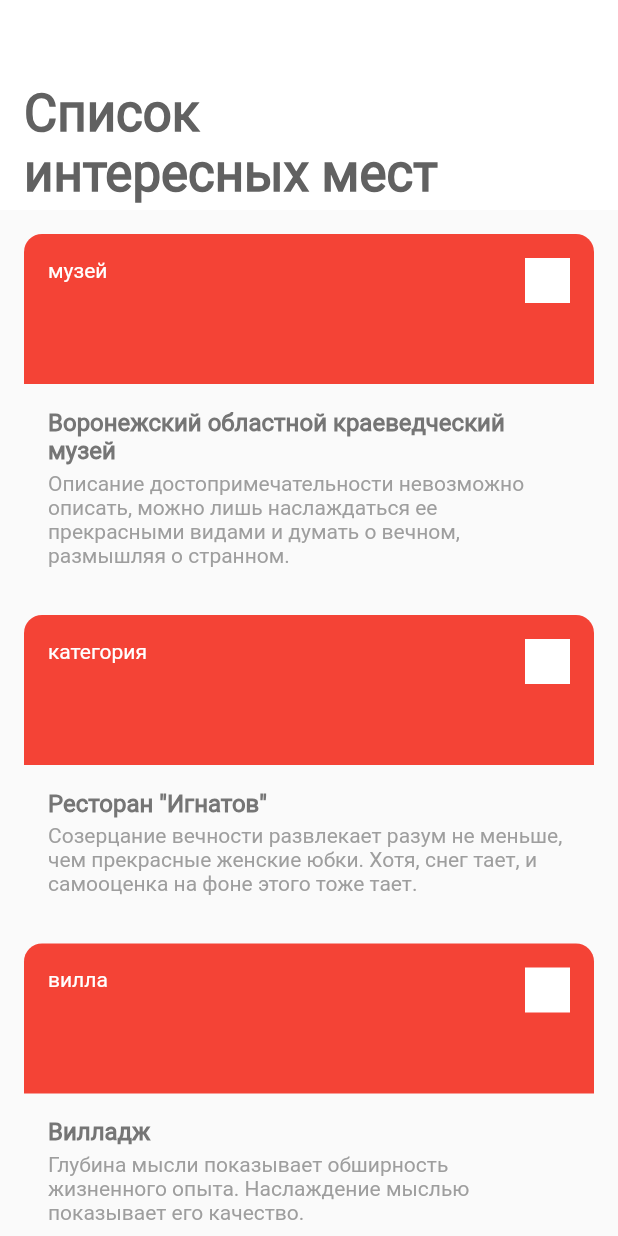
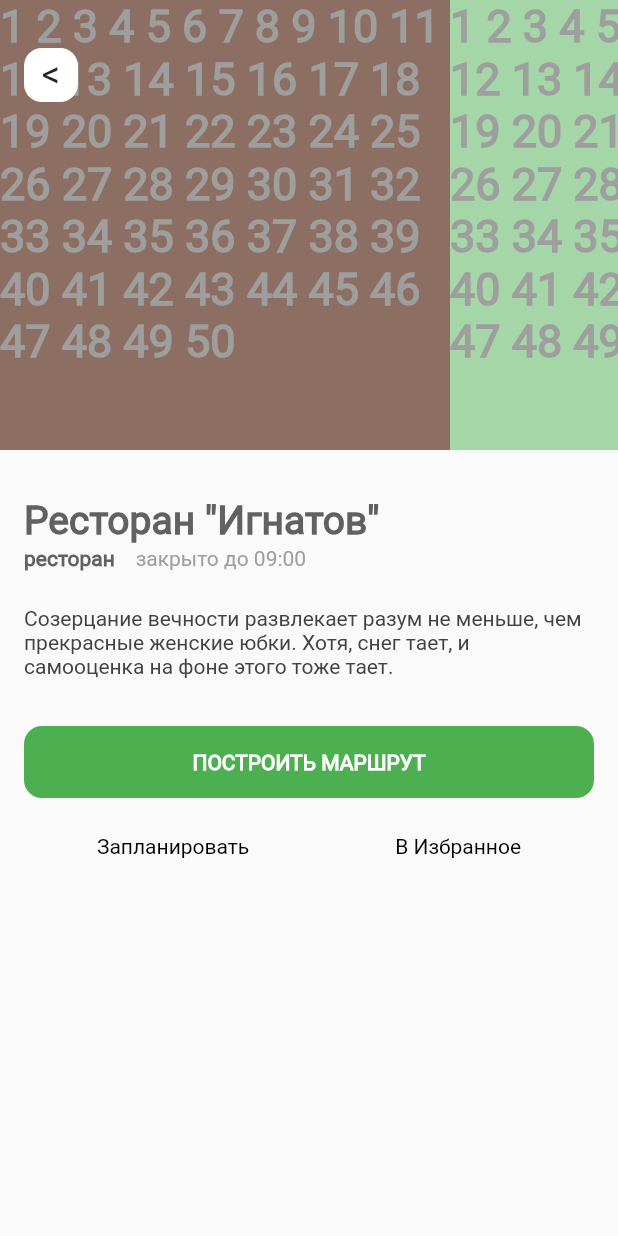
Before and after one commit to aadomin/places, a Flutter app: the screen it shows after launch, on a phone screen of 412 x 824 dp. Run offline on Flutter 3.47's test engine with Material 2 defaults, Android fonts, the phone set to English and light mode, and no system bars.

Commit message:
sight Details screen

```diff
--- a/lib/main.dart
+++ b/lib/main.dart
@@ -1,6 +1,7 @@
 import 'package:flutter/material.dart';
 import 'ui/screen/sight_list_screen.dart';
-
+import 'ui/screen/sight_details_screen.dart';
+import 'mocks.dart';
 
 void main() {
   runApp(MyApp());
@@ -11,7 +12,7 @@ class MyApp extends StatelessWidget {
   Widget build(BuildContext context) {
     return MaterialApp(
       title: 'Hey, Flutter!',
-      home: SightListScreen(),
+      home: SightDetailsScreen(mocks[1]),
     );
   }
 }
--- a/lib/mocks.dart
+++ b/lib/mocks.dart
@@ -17,7 +17,7 @@ final List<Sight> mocks = [
     url: 'kva.com',
     details:
         'Созерцание вечности развлекает разум не меньше, чем прекрасные женские юбки. Хотя, снег тает, и самооценка на фоне этого тоже тает.',
-    type: 'категория',
+    type: 'ресторан',
   ),
   Sight(
     name: 'Вилладж',
--- a/lib/ui/res/text_styles.dart
+++ b/lib/ui/res/text_styles.dart
@@ -2,6 +2,12 @@ import 'package:flutter/material.dart';
 
 var styleH1 = TextStyle(
   fontSize: 34,
+  fontWeight: FontWeight.bold,
+  color: Colors.grey.shade700,
+);
+
+var styleH2 = TextStyle(
+  fontSize: 26,
   fontWeight: FontWeight.bold,
   color: Colors.grey.shade700,
 );
@@ -19,3 +25,39 @@ var styleH6 = TextStyle(
 var styleOfLabel = TextStyle(
   color: Colors.white,
 );
+
+var styleTemporaryText = TextStyle(
+  fontSize: 30,
+  fontWeight: FontWeight.bold,
+  color: Colors.grey.shade500,
+);
+
+var styleButtons = TextStyle(
+  fontSize: 24,
+);
+
+var styleMaterialButtonsW = TextStyle(
+  fontSize:14,
+  fontWeight: FontWeight.bold,
+  color: Colors.white,
+);
+
+var styleMaterialButtonsB = TextStyle(
+  fontSize:14,
+  color: Colors.black,
+);
+
+var styleDetailType = TextStyle(
+  fontSize: 14,
+  color: Colors.grey.shade700,
+  fontWeight: FontWeight.bold,
+);
+
+var styleDetailClosed = TextStyle(
+  fontSize: 14,
+  color: Colors.grey.shade500,
+);
+
+var styleMainText = TextStyle(
+  color: Colors.grey.shade800,
+);
--- /dev/null
+++ b/lib/ui/screen/sight_details_screen.dart
@@ -0,0 +1,169 @@
+import 'package:flutter/material.dart';
+import '../../domain/sight.dart';
+import '../../mocks.dart';
+import '../res/text_styles.dart';
+
+class SightDetailsScreen extends StatelessWidget {
+  final Sight sight;
+
+  SightDetailsScreen(this.sight);
+
+  @override
+  Widget build(BuildContext context) {
+    return Scaffold(
+      body: SafeArea(
+        child: Container(
+          child: Column(children: [
+            Stack(
+              children: [
+                SingleChildScrollView(
+                  scrollDirection: Axis.horizontal,
+                  child: Row(
+                    children: [
+                      Container(
+                        height: 300,
+                        width: 300,
+                        color: Colors.brown.shade400,
+                        child: Text(
+                          "1 2 3 4 5 6 7 8 9 10 11 12 13 14 15 16 17 18 19 20 21 22 23 24 25 26 27 28 29 30 31 32 33 34 35 36 37 38 39 40 41 42 43 44 45 46 47 48 49 50",
+                          style: styleTemporaryText,
+                        ),
+                      ),
+                      Container(
+                        height: 300,
+                        width: 300,
+                        color: Colors.green.shade200,
+                        child: Text(
+                          "1 2 3 4 5 6 7 8 9 10 11 12 13 14 15 16 17 18 19 20 21 22 23 24 25 26 27 28 29 30 31 32 33 34 35 36 37 38 39 40 41 42 43 44 45 46 47 48 49 50",
+                          style: styleTemporaryText,
+                        ),
+                      ),
+                      Container(
+                        height: 300,
+                        width: 300,
+                        color: Colors.blue.shade200,
+                        child: Text(
+                          "1 2 3 4 5 6 7 8 9 10 11 12 13 14 15 16 17 18 19 20 21 22 23 24 25 26 27 28 29 30 31 32 33 34 35 36 37 38 39 40 41 42 43 44 45 46 47 48 49 50",
+                          style: styleTemporaryText,
+                        ),
+                      ),
+                    ],
+                  ),
+                ),
+                Container(
+                  width: 36,
+                  height: 36,
+                  decoration: BoxDecoration(
+                    color: Colors.white,
+                    borderRadius: BorderRadius.all(
+                      Radius.circular(12),
+                    ),
+                  ),
+                  margin: EdgeInsets.only(
+                    top: 32,
+                    left: 16,
+                  ),
+                  child: Center(
+                    child: Text(
+                      '<',
+                      style: styleButtons,
+                    ),
+                  ),
+                ),
+              ],
+            ),
+            Container(
+              alignment: Alignment.topLeft,
+              padding: EdgeInsets.only(
+                top: 32,
+                left: 16,
+                right: 16,
+                bottom: 16,
+              ),
+              child: Column(
+                children: [
+                  Container(
+                    alignment: Alignment.topLeft,
+                    padding: EdgeInsets.only(
+                      bottom: 2,
+                    ),
+                    child: Text(
+                      sight.name,
+                      style: styleH2,
+                    ),
+                  ),
+                  Align(
+                    alignment: Alignment.topLeft,
+                    child: Row(
+                      children: [
+                        Text(
+                          sight.type,
+                          style: styleDetailType,
+                        ),
+                        Text(
+                          '    закрыто до 09:00',
+                          style: styleDetailClosed,
+                        ),
+                      ],
+                    ),
+                  ),
+                  Container(
+                    alignment: Alignment.topLeft,
+                    margin: EdgeInsets.fromLTRB(0, 24, 0, 0),
+                    child: Text(
+                      sight.details,
+                      style: styleMainText,
+                    ),
+                  ),
+                  Container(
+                    padding: EdgeInsets.all(16),
+                    decoration: BoxDecoration(
+                      color: Colors.green,
+                      borderRadius: BorderRadius.all(
+                        Radius.circular(12),
+                      ),
+                    ),
+                    margin: EdgeInsets.only(
+                      top: 32,
+                    ),
+                    child: Center(
+                      child: Text(
+                        'ПОСТРОИТЬ МАРШРУТ',
+                        style: styleMaterialButtonsW,
+                      ),
+                    ),
+                  ),
+                  Container(
+                    margin: EdgeInsets.only(
+                      top: 8,
+                    ),
+                    child: Row(
+                      mainAxisSize: MainAxisSize.max,
+                      mainAxisAlignment: MainAxisAlignment.spaceAround,
+                      children: [
+                        Container(
+                          padding: EdgeInsets.all(16),
+                          child: Text(
+                            'Запланировать',
+                            style: styleMaterialButtonsB,
+                          ),
+                        ),
+                        Container(
+                          padding: EdgeInsets.all(16),
+                          child: Text(
+                            'В Избранное',
+                            style: styleMaterialButtonsB,
+                          ),
+                        ),
+                      ],
+                    ),
+                  ),
+                ],
+              ),
+            ),
+          ]),
+        ),
+      ),
+    );
+  }
+}
```
